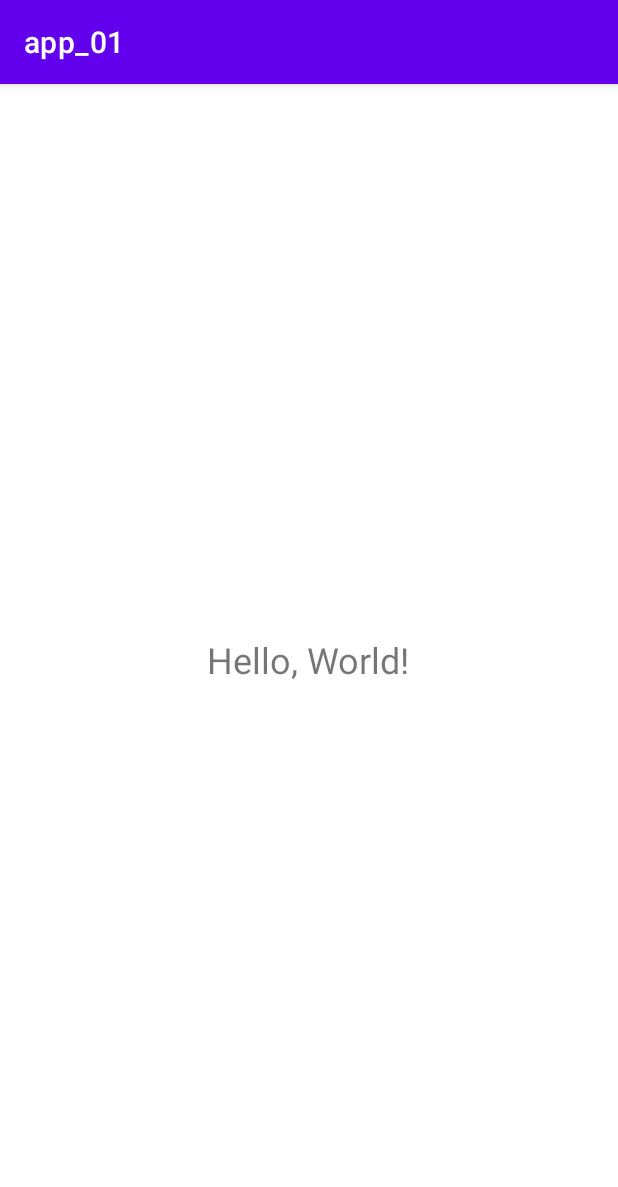
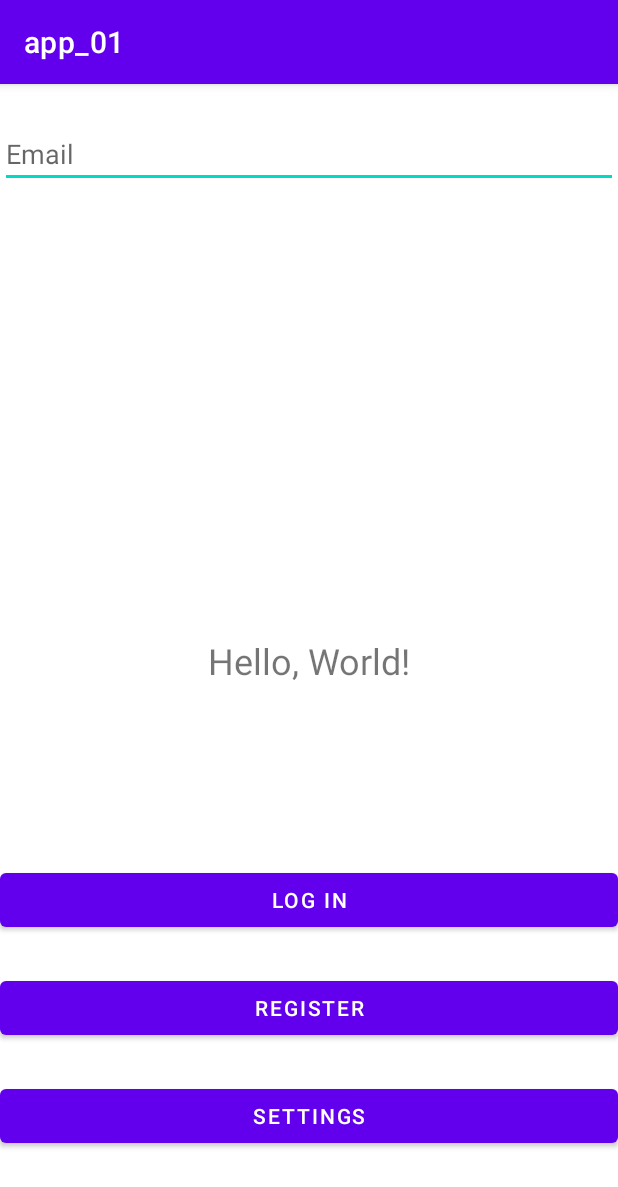
Before and after one commit to domi-cmd/Reference_Application_for_OWASP_MASTG, an Android app: the screen it shows after launch (MainActivity), on a phone screen of 412 x 824 dp. Shown: the top 1187 px of the screen. Run offline under Robolectric (Android 15) with nearby library versions, the phone set to English and light mode, and no system bars.

Commit message:
Added more android activities and buttosn to expand on core app structure

```diff
--- a/apps/app_01/app/src/main/AndroidManifest.xml
+++ b/apps/app_01/app/src/main/AndroidManifest.xml
@@ -18,10 +18,11 @@
             <intent-filter>
                 <action android:name="android.intent.action.MAIN" />
                 <category android:name="android.intent.category.LAUNCHER" />
-
             </intent-filter>
-
         </activity>
+        <activity android:name=".LoginActivity" />
+        <activity android:name=".RegisterActivity" />
+        <activity android:name=".SettingsActivity" />
     </application>
 
 </manifest>
--- a/apps/app_01/app/src/main/java/com/example/app_01/MainActivity.java
+++ b/apps/app_01/app/src/main/java/com/example/app_01/MainActivity.java
@@ -1,13 +1,52 @@
 package com.example.app_01;
 
-import android.app.Activity;
+import android.content.SharedPreferences;
 import android.os.Bundle;
 import androidx.appcompat.app.AppCompatActivity;
 
+import android.view.View;
+import android.widget.Button;
+import android.widget.EditText;
+import android.content.Intent;
+
 public class MainActivity extends AppCompatActivity {
+
+    // Define UI elements
+    private Button login_button;
+    private Button register_button;
+    private Button settings_button;
+
     @Override
     protected void onCreate(Bundle savedInstanceState) {
         super.onCreate(savedInstanceState);
         setContentView(R.layout.activity_main);
+
+        // Instantiate UI elements
+        login_button = findViewById(R.id.login_button);
+        register_button = findViewById(R.id.register_button);
+        settings_button = findViewById(R.id.settings_button);
+
+        // Add listeners to buttons
+        login_button.setOnClickListener(new View.OnClickListener() {
+            @Override
+            public void onClick(View v){
+                Intent intent = new Intent(MainActivity.this, LoginActivity.class);
+                startActivity(intent);
+            }
+        });
+        register_button.setOnClickListener(new View.OnClickListener() {
+            @Override
+            public void onClick(View v){
+                Intent intent = new Intent(MainActivity.this, RegisterActivity.class);
+                startActivity(intent);
+            }
+        });
+        settings_button.setOnClickListener(new View.OnClickListener() {
+            @Override
+            public void onClick(View v){
+                Intent intent = new Intent(MainActivity.this, SettingsActivity.class);
+                startActivity(intent);
+            }
+        });
     }
 }
--- a/apps/app_01/app/src/main/res/layout/activity_main.xml
+++ b/apps/app_01/app/src/main/res/layout/activity_main.xml
@@ -1,16 +1,65 @@
 <?xml version="1.0" encoding="utf-8"?>
-<LinearLayout xmlns:android="http://schemas.android.com/apk/res/android"
+<androidx.constraintlayout.widget.ConstraintLayout xmlns:android="http://schemas.android.com/apk/res/android"
+    xmlns:app="http://schemas.android.com/apk/res-auto"
     xmlns:tools="http://schemas.android.com/tools"
+    android:id="@+id/linearLayout"
     android:layout_width="match_parent"
     android:layout_height="match_parent"
     android:gravity="center"
-    android:orientation="vertical"
     tools:context=".MainActivity">
 
     <TextView
+        android:id="@+id/textView"
+        android:layout_width="wrap_content"
+        android:layout_height="wrap_content"
         android:text="Hello, World!"
         android:textSize="24sp"
-        android:layout_width="wrap_content"
-        android:layout_height="wrap_content" />
+        app:layout_constraintBottom_toBottomOf="parent"
+        app:layout_constraintEnd_toEndOf="parent"
+        app:layout_constraintStart_toStartOf="parent"
+        app:layout_constraintTop_toTopOf="parent" />
 
-</LinearLayout>
+    <EditText
+        android:id="@+id/email_input"
+        android:layout_width="0dp"
+        android:layout_height="wrap_content"
+        android:layout_marginTop="24dp"
+        android:hint="Email"
+        android:inputType="textEmailAddress"
+        app:layout_constraintEnd_toEndOf="parent"
+        app:layout_constraintHorizontal_bias="0.0"
+        app:layout_constraintStart_toStartOf="parent"
+        app:layout_constraintTop_toTopOf="parent" />
+
+    <Button
+        android:id="@+id/login_button"
+        android:layout_width="0dp"
+        android:layout_height="wrap_content"
+        android:text="Log In"
+        app:layout_constraintBottom_toBottomOf="parent"
+        app:layout_constraintStart_toStartOf="parent"
+        app:layout_constraintEnd_toEndOf="parent"
+        android:layout_marginTop="24dp"
+        android:layout_marginBottom="200dp"/>
+
+    <Button
+        android:id="@+id/register_button"
+        android:layout_width="0dp"
+        android:layout_height="wrap_content"
+        android:text="Register"
+        app:layout_constraintTop_toBottomOf="@id/login_button"
+        app:layout_constraintStart_toStartOf="parent"
+        app:layout_constraintEnd_toEndOf="parent"
+        android:layout_marginTop="24dp" />
+
+    <Button
+        android:id="@+id/settings_button"
+        android:layout_width="0dp"
+        android:layout_height="wrap_content"
+        android:text="Settings"
+        app:layout_constraintTop_toBottomOf="@id/register_button"
+        app:layout_constraintStart_toStartOf="parent"
+        app:layout_constraintEnd_toEndOf="parent"
+        android:layout_marginTop="24dp" />
+
+</androidx.constraintlayout.widget.ConstraintLayout>
```
Also changed, not shown: apps/app_01/app/src/main/java/com/example/app_01/LoginActivity.java (added, +36 -0 lines), apps/app_01/app/src/main/java/com/example/app_01/RegisterActivity.java (added, +36 -0 lines), apps/app_01/app/src/main/java/com/example/app_01/SettingsActivity.java (added, +36 -0 lines), apps/app_01/app/src/main/res/layout/activity_login.xml (added, +33 -0 lines), apps/app_01/app/src/main/res/layout/activity_register.xml (added, +33 -0 lines), apps/app_01/app/src/main/res/layout/activity_settings.xml (added, +33 -0 lines).
